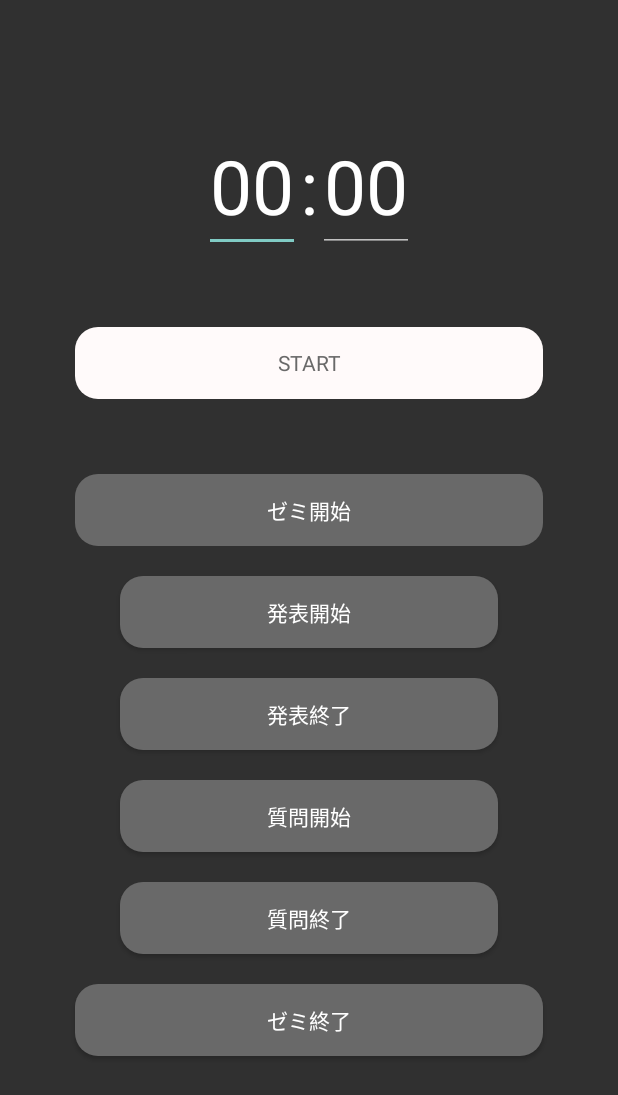
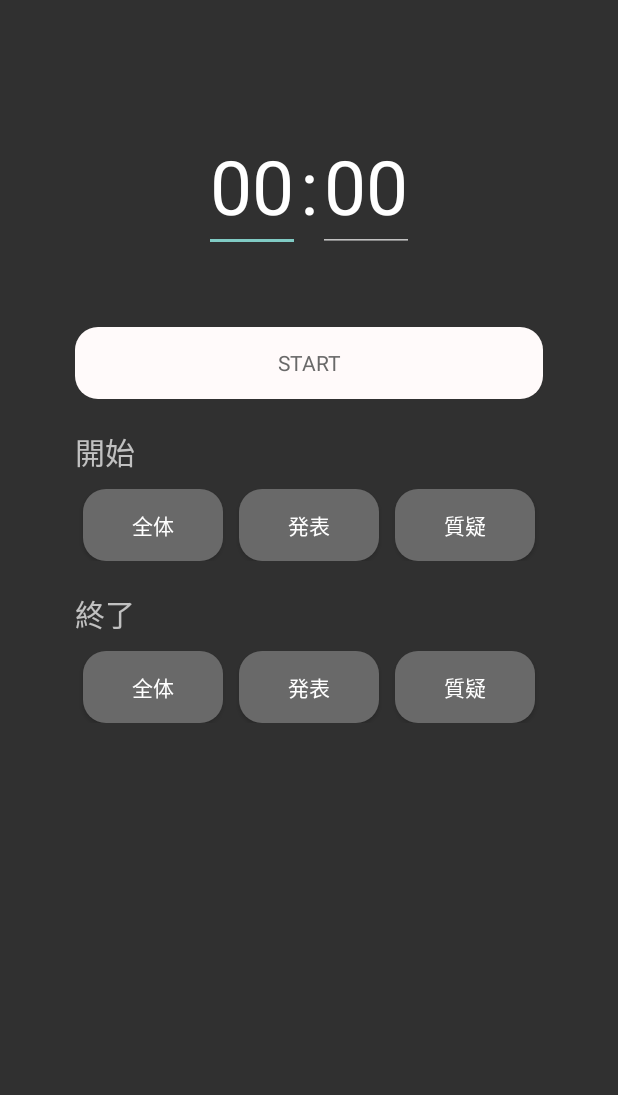
Before and after one commit to DoiRyoto/Meeting-TimeKeeper, an Android app: the screen it shows after launch (MainActivity), on a phone screen of 412 x 824 dp. Shown: the top 1095 px of the screen. Run offline under Robolectric (Android 15) with nearby library versions, the phone set to English and light mode, and no system bars.

Commit message:
UI土居案

```diff
--- a/front/app/src/main/res/layout/activity_main.xml
+++ b/front/app/src/main/res/layout/activity_main.xml
@@ -56,78 +56,120 @@
         android:textColor="#696969"
         android:text="@string/start" />
 
+    <LinearLayout
+        android:layout_width="match_parent"
+        android:layout_height="wrap_content"
+        android:layout_marginTop="20dp"
+        android:layout_marginBottom="10dp"
+        android:paddingHorizontal="50dp"
+        android:orientation="vertical"
+        android:layout_gravity="center">
+
+        <TextView
+            android:layout_width="wrap_content"
+            android:layout_height="wrap_content"
+            android:textSize="20dp"
+            android:layout_marginBottom="10dp"
+            android:text="開始"/>
+
+        <LinearLayout
+            android:layout_width="match_parent"
+            android:layout_height="wrap_content"
+            android:orientation="horizontal">
+
             <Button
                 android:id="@+id/start_all_button"
                 style="@android:style/Widget.Button"
                 android:layout_width="match_parent"
                 android:layout_height="wrap_content"
-        android:layout_marginStart="50dp"
-        android:layout_marginTop="50dp"
-        android:layout_marginEnd="50dp"
+                android:layout_marginHorizontal="5dp"
+                android:layout_weight="1"
                 android:background="@drawable/button_grey"
                 android:textColor="@color/white"
-        android:text="ゼミ開始" />
+                android:text="全体" />
 
             <Button
                 android:id="@+id/start_individual_button"
                 style="@android:style/Widget.Button"
                 android:layout_width="match_parent"
                 android:layout_height="wrap_content"
-        android:layout_marginTop="20dp"
-        android:layout_marginStart="80dp"
-        android:layout_marginEnd="80dp"
+                android:layout_marginHorizontal="5dp"
+                android:layout_weight="1"
                 android:background="@drawable/button_grey"
                 android:textColor="@color/white"
-        android:text="発表開始" />
+                android:text="発表" />
+
+            <Button
+                android:id="@+id/start_comment_button"
+                style="@android:style/Widget.Button"
+                android:layout_width="match_parent"
+                android:layout_height="wrap_content"
+                android:layout_marginHorizontal="5dp"
+                android:layout_weight="1"
+                android:background="@drawable/button_grey"
+                android:textColor="@color/white"
+                android:text="質疑" />
+
+        </LinearLayout>
+
+    </LinearLayout>
+
+    <LinearLayout
+        android:layout_width="match_parent"
+        android:layout_height="wrap_content"
+        android:layout_marginTop="10dp"
+        android:paddingHorizontal="50dp"
+        android:layout_marginBottom="10dp"
+        android:orientation="vertical"
+        android:layout_gravity="center">
+
+        <TextView
+            android:layout_width="wrap_content"
+            android:layout_height="wrap_content"
+            android:textSize="20dp"
+            android:layout_marginBottom="10dp"
+            android:text="終了"/>
+
+        <LinearLayout
+            android:layout_width="match_parent"
+            android:layout_height="wrap_content"
+            android:orientation="horizontal">
+
+            <Button
+                android:id="@+id/end_all_button"
+                style="@android:style/Widget.Button"
+                android:layout_width="match_parent"
+                android:layout_height="wrap_content"
+                android:layout_marginHorizontal="5dp"
+                android:layout_weight="1"
+                android:background="@drawable/button_grey"
+                android:textColor="@color/white"
+                android:text="全体" />
 
             <Button
                 android:id="@+id/end_individual_button"
                 style="@android:style/Widget.Button"
                 android:layout_width="match_parent"
                 android:layout_height="wrap_content"
-        android:layout_marginTop="20dp"
-        android:layout_marginStart="80dp"
-        android:layout_marginEnd="80dp"
+                android:layout_marginHorizontal="5dp"
+                android:layout_weight="1"
                 android:background="@drawable/button_grey"
                 android:textColor="@color/white"
-        android:text="発表終了" />
-
-    <Button
-        android:id="@+id/start_comment_button"
-        style="@android:style/Widget.Button"
-        android:layout_width="match_parent"
-        android:layout_height="wrap_content"
-        android:layout_marginTop="20dp"
-        android:layout_marginStart="80dp"
-        android:layout_marginEnd="80dp"
-        android:background="@drawable/button_grey"
-        android:textColor="@color/white"
-        android:text="質問開始" />
+                android:text="発表" />
 
             <Button
                 android:id="@+id/end_comment_button"
                 style="@android:style/Widget.Button"
                 android:layout_width="match_parent"
                 android:layout_height="wrap_content"
-        android:layout_marginTop="20dp"
-        android:layout_marginStart="80dp"
-        android:layout_marginEnd="80dp"
+                android:layout_marginHorizontal="5dp"
+                android:layout_weight="1"
                 android:background="@drawable/button_grey"
                 android:textColor="@color/white"
-        android:text="質問終了" />
-
-    <Button
-        android:id="@+id/end_all_button"
-        style="@android:style/Widget.Button"
-        android:layout_width="match_parent"
-        android:layout_height="wrap_content"
-        android:layout_marginTop="20dp"
-        android:layout_marginStart="50dp"
-        android:layout_marginEnd="50dp"
-        android:background="@drawable/button_grey"
-        android:textColor="@color/white"
-        android:text="ゼミ終了" />
-
-
+                android:text="質疑" />
 
         </LinearLayout>
+
+    </LinearLayout>
+
+</LinearLayout>
```
Lines whose indentation alone changed are shown as unchanged.
